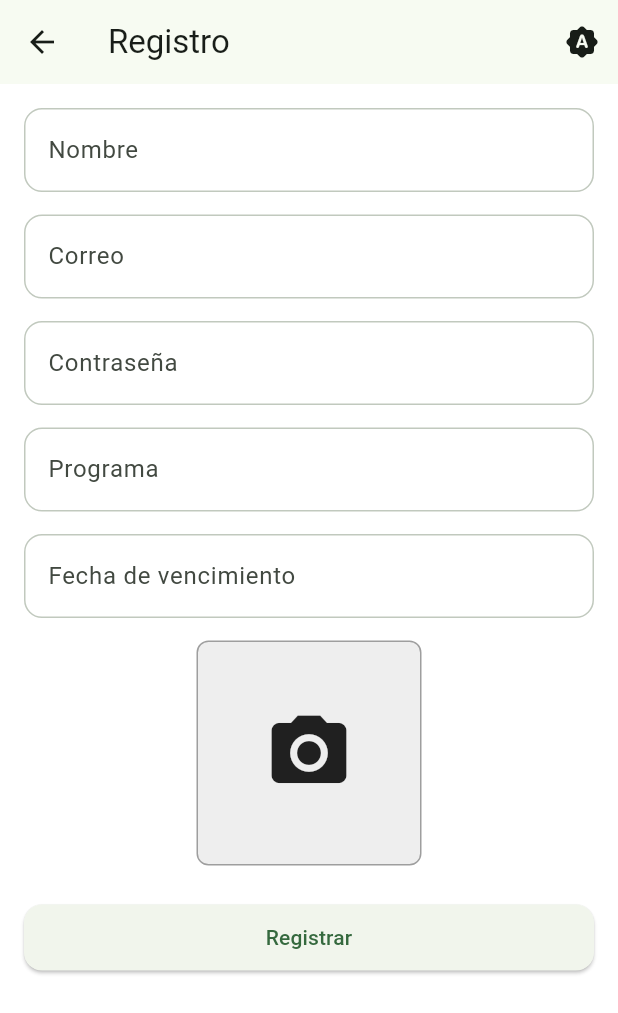
After one commit to Edutobliv/unicheck, a Flutter app: the RegisterPage screen opened by its route, after a tap on the "photo camera" icon, on a phone screen of 412 x 824 dp. The commit adds this screen. Shown: the top 1013 px of the screen. Run offline on Flutter 3.47's test engine with Material 3 defaults, Android fonts, the phone set to English and light mode, and no system bars; our stand-ins replace image_picker, qr_flutter, shared_preferences; missing offline and left inert: mobile_scanner; accounts and stored records are empty.

Commit message:
Add registration screen with photo picker

```diff
--- a/lib/login_page.dart
+++ b/lib/login_page.dart
@@ -152,6 +152,10 @@ class _LoginPageState extends State<LoginPage> {
                     : const Text('Ingresar'),
               ),
             ),
+            TextButton(
+              onPressed: () => Navigator.of(context).pushNamed('/register'),
+              child: const Text('Crear cuenta'),
+            ),
           ],
         ),
       ),
--- a/lib/main.dart
+++ b/lib/main.dart
@@ -11,6 +11,7 @@ import 'student_checkin_scanner.dart';
 import 'porter_page.dart';
 import 'app_theme.dart';
 import 'api_config.dart';
+import 'register_page.dart';
 
 void main() {
   runApp(ThemeController(child: const App()));
@@ -33,6 +34,7 @@ class App extends StatelessWidget {
         '/teacher': (_) => const TeacherPage(),
         '/porter': (_) => const PorterPage(),
         '/scan-checkin': (_) => const StudentCheckInScanner(),
+        '/register': (_) => const RegisterPage(),
       },
       home: const LoginPage(),
     );
--- /dev/null
+++ b/lib/register_page.dart
@@ -0,0 +1,125 @@
+import 'dart:typed_data';
+
+import 'package:flutter/material.dart';
+import 'package:image_picker/image_picker.dart';
+import 'package:flutter/foundation.dart' show kIsWeb;
+
+import 'app_theme.dart';
+
+class RegisterPage extends StatefulWidget {
+  const RegisterPage({super.key});
+
+  @override
+  State<RegisterPage> createState() => _RegisterPageState();
+}
+
+class _RegisterPageState extends State<RegisterPage> {
+  final _nameController = TextEditingController();
+  final _emailController = TextEditingController();
+  final _passwordController = TextEditingController();
+  final _programController = TextEditingController();
+  DateTime? _expiryDate;
+  Uint8List? _photoBytes;
+
+  final ImagePicker _picker = ImagePicker();
+
+  Future<void> _pickExpiryDate() async {
+    final now = DateTime.now();
+    final picked = await showDatePicker(
+      context: context,
+      initialDate: now,
+      firstDate: now,
+      lastDate: DateTime(now.year + 5),
+    );
+    if (picked != null) {
+      setState(() => _expiryDate = picked);
+    }
+  }
+
+  Future<void> _pickPhoto() async {
+    final file = await _picker.pickImage(source: ImageSource.gallery);
+    if (file != null) {
+      final bytes = await file.readAsBytes();
+      setState(() => _photoBytes = bytes);
+    }
+  }
+
+  void _submit() {
+    // TODO: connect with backend
+    ScaffoldMessenger.of(context)
+        .showSnackBar(const SnackBar(content: Text('Registro no implementado')));
+  }
+
+  @override
+  Widget build(BuildContext context) {
+    return Scaffold(
+      appBar:
+          AppBar(title: const Text('Registro'), actions: const [ThemeToggleButton()]),
+      body: SingleChildScrollView(
+        padding: const EdgeInsets.all(16),
+        child: Column(
+          crossAxisAlignment: CrossAxisAlignment.stretch,
+          children: [
+            TextField(
+              controller: _nameController,
+              decoration: const InputDecoration(labelText: 'Nombre'),
+            ),
+            const SizedBox(height: 15),
+            TextField(
+              controller: _emailController,
+              decoration: const InputDecoration(labelText: 'Correo'),
+            ),
+            const SizedBox(height: 15),
+            TextField(
+              controller: _passwordController,
+              decoration: const InputDecoration(labelText: 'Contraseña'),
+              obscureText: true,
+            ),
+            const SizedBox(height: 15),
+            TextField(
+              controller: _programController,
+              decoration: const InputDecoration(labelText: 'Programa'),
+            ),
+            const SizedBox(height: 15),
+            GestureDetector(
+              onTap: _pickExpiryDate,
+              child: AbsorbPointer(
+                child: TextField(
+                  decoration: InputDecoration(
+                    labelText: 'Fecha de vencimiento',
+                    hintText: _expiryDate == null
+                        ? 'Opcional'
+                        : '${_expiryDate!.day}/${_expiryDate!.month}/${_expiryDate!.year}',
+                  ),
+                ),
+              ),
+            ),
+            const SizedBox(height: 15),
+            Center(
+              child: GestureDetector(
+                onTap: _pickPhoto,
+                child: Container(
+                  width: 150,
+                  height: 150,
+                  decoration: BoxDecoration(
+                    border: Border.all(color: Colors.grey),
+                    borderRadius: BorderRadius.circular(8),
+                    color: Colors.grey.shade200,
+                  ),
+                  child: _photoBytes == null
+                      ? const Icon(Icons.photo_camera, size: 60)
+                      : Image.memory(_photoBytes!, fit: BoxFit.cover),
+                ),
+              ),
+            ),
+            const SizedBox(height: 24),
+            ElevatedButton(
+              onPressed: _submit,
+              child: const Text('Registrar'),
+            ),
+          ],
+        ),
+      ),
+    );
+  }
+}
--- a/pubspec.yaml
+++ b/pubspec.yaml
@@ -38,6 +38,7 @@ dependencies:
   http: ^1.5.0
   shared_preferences: ^2.2.2
   mobile_scanner: ^3.5.5
+  image_picker: ^1.0.7
 
 dev_dependencies:
   flutter_test:
```
